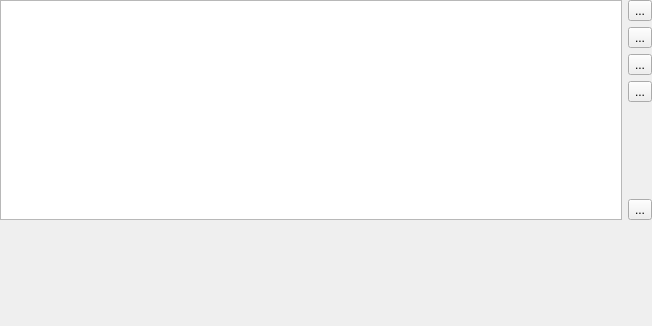
hobrasoft/simul6, file src/mixcontroltab.ui: the form before one commit.
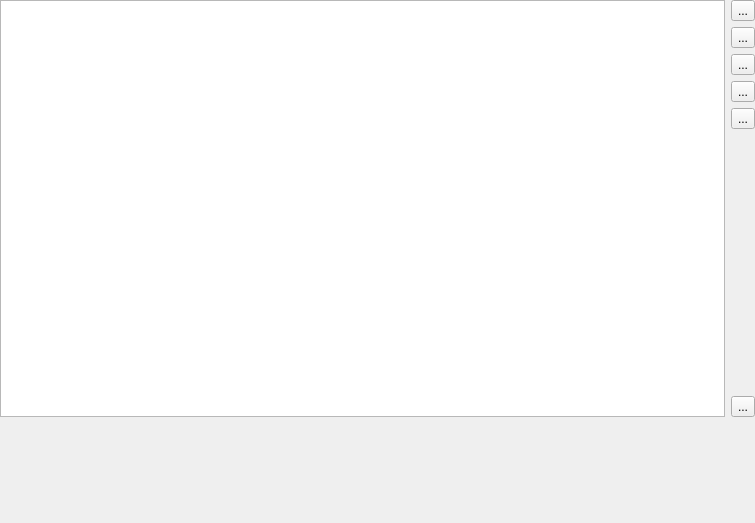
The form after the commit. Custom widgets are drawn as their Qt base class.

Commit message: Implemented actions to mixcontrolmodel

```diff
--- a/src/mixcontroltab.ui
+++ b/src/mixcontroltab.ui
@@ -6,8 +6,8 @@
    <rect>
     <x>0</x>
     <y>0</y>
-    <width>652</width>
-    <height>326</height>
+    <width>755</width>
+    <height>523</height>
    </rect>
   </property>
   <property name="windowTitle">
@@ -26,32 +26,13 @@
    <property name="bottomMargin">
     <number>0</number>
    </property>
-   <item row="2" column="1">
-    <widget class="QToolButton" name="f_edit">
-     <property name="sizePolicy">
-      <sizepolicy hsizetype="MinimumExpanding" vsizetype="Fixed">
-       <horstretch>0</horstretch>
-       <verstretch>0</verstretch>
-      </sizepolicy>
-     </property>
+   <item row="6" column="1">
+    <widget class="QToolButton" name="f_removeAll">
      <property name="text">
       <string>...</string>
      </property>
     </widget>
    </item>
-   <item row="4" column="1">
-    <spacer name="verticalSpacer">
-     <property name="orientation">
-      <enum>Qt::Vertical</enum>
-     </property>
-     <property name="sizeHint" stdset="0">
-      <size>
-       <width>20</width>
-       <height>133</height>
-      </size>
-     </property>
-    </spacer>
-   </item>
    <item row="3" column="1">
     <widget class="QToolButton" name="f_swap">
      <property name="sizePolicy">
@@ -65,7 +46,7 @@
      </property>
     </widget>
    </item>
-   <item row="0" column="0" rowspan="6">
+   <item row="0" column="0" rowspan="7">
     <widget class="MyView" name="f_view">
      <property name="sizePolicy">
       <sizepolicy hsizetype="Expanding" vsizetype="Expanding">
@@ -76,6 +57,9 @@
      <property name="editTriggers">
       <set>QAbstractItemView::NoEditTriggers</set>
      </property>
+     <property name="selectionMode">
+      <enum>QAbstractItemView::ExtendedSelection</enum>
+     </property>
      <property name="rootIsDecorated">
       <bool>false</bool>
      </property>
@@ -90,8 +74,8 @@
      </property>
     </widget>
    </item>
-   <item row="1" column="1">
-    <widget class="QToolButton" name="f_remove">
+   <item row="2" column="1">
+    <widget class="QToolButton" name="f_edit">
      <property name="sizePolicy">
       <sizepolicy hsizetype="MinimumExpanding" vsizetype="Fixed">
        <horstretch>0</horstretch>
@@ -116,14 +100,7 @@
      </property>
     </widget>
    </item>
-   <item row="5" column="1">
-    <widget class="QToolButton" name="f_removeAll">
-     <property name="text">
-      <string>...</string>
-     </property>
-    </widget>
-   </item>
-   <item row="6" column="0" colspan="2">
+   <item row="7" column="0" colspan="2">
     <widget class="SwapSegmentWidget" name="f_segment" native="true">
      <property name="sizePolicy">
       <sizepolicy hsizetype="Preferred" vsizetype="Minimum">
@@ -139,6 +116,39 @@
      </property>
     </widget>
    </item>
+   <item row="5" column="1">
+    <spacer name="verticalSpacer">
+     <property name="orientation">
+      <enum>Qt::Vertical</enum>
+     </property>
+     <property name="sizeHint" stdset="0">
+      <size>
+       <width>20</width>
+       <height>133</height>
+      </size>
+     </property>
+    </spacer>
+   </item>
+   <item row="1" column="1">
+    <widget class="QToolButton" name="f_remove">
+     <property name="sizePolicy">
+      <sizepolicy hsizetype="MinimumExpanding" vsizetype="Fixed">
+       <horstretch>0</horstretch>
+       <verstretch>0</verstretch>
+      </sizepolicy>
+     </property>
+     <property name="text">
+      <string>...</string>
+     </property>
+    </widget>
+   </item>
+   <item row="4" column="1">
+    <widget class="QToolButton" name="f_toggle">
+     <property name="text">
+      <string>...</string>
+     </property>
+    </widget>
+   </item>
   </layout>
  </widget>
  <customwidgets>
```
Left out of the diff: 1 changed line with no effect on the pictures. The commit also changes 2 other files.
